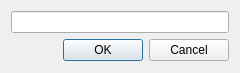
mokolotron/MafiaCore, file numberinput.ui: the form before one commit.
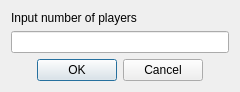
The form after the commit.

What changed in the file:
```diff
--- a/numberinput.ui
+++ b/numberinput.ui
@@ -7,7 +7,7 @@
     <x>0</x>
     <y>0</y>
     <width>240</width>
-    <height>73</height>
+    <height>90</height>
    </rect>
   </property>
   <property name="windowTitle">
@@ -15,16 +15,29 @@
   </property>
   <layout class="QVBoxLayout" name="verticalLayout">
    <item>
-    <widget class="QLineEdit" name="lineEdit"/>
+    <widget class="QLabel" name="label">
+     <property name="text">
+      <string>Input number of players</string>
+     </property>
+    </widget>
+   </item>
+   <item>
+    <widget class="QLineEdit" name="input"/>
    </item>
    <item>
     <widget class="QDialogButtonBox" name="buttonBox">
+     <property name="enabled">
+      <bool>true</bool>
+     </property>
      <property name="orientation">
       <enum>Qt::Horizontal</enum>
      </property>
      <property name="standardButtons">
       <set>QDialogButtonBox::Cancel|QDialogButtonBox::Ok</set>
      </property>
+     <property name="centerButtons">
+      <bool>true</bool>
+     </property>
     </widget>
    </item>
   </layout>
```
